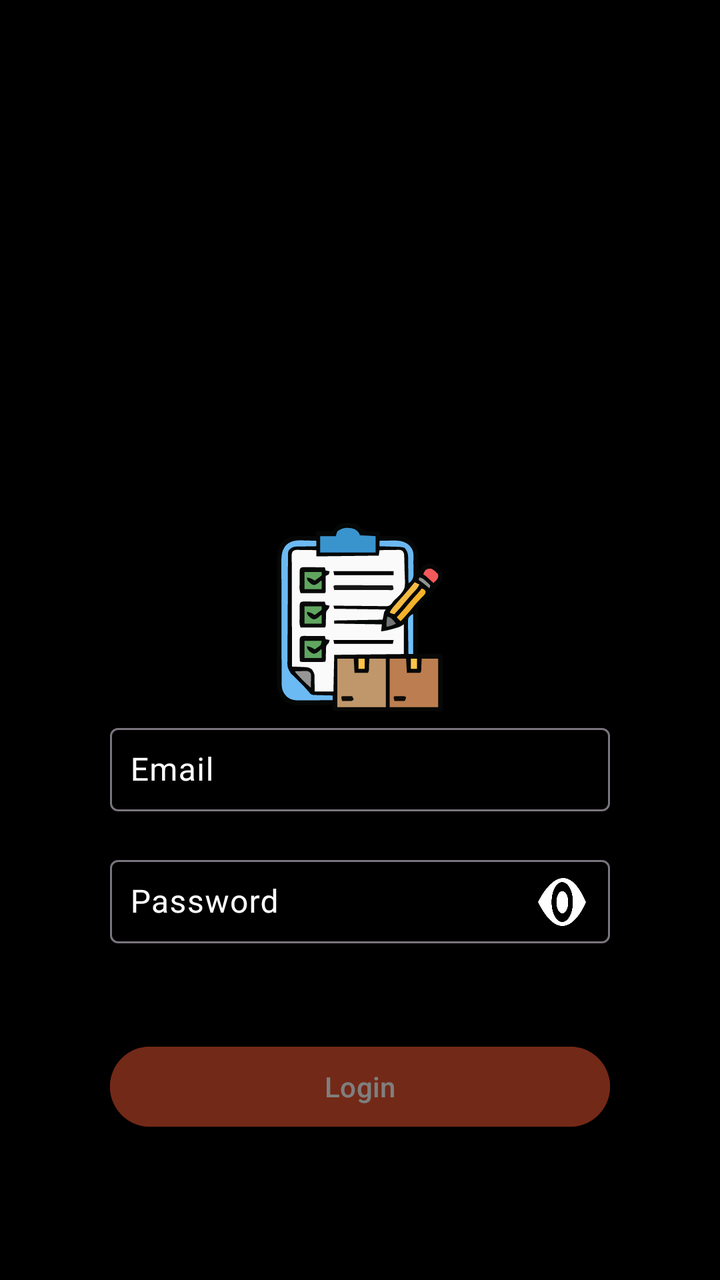
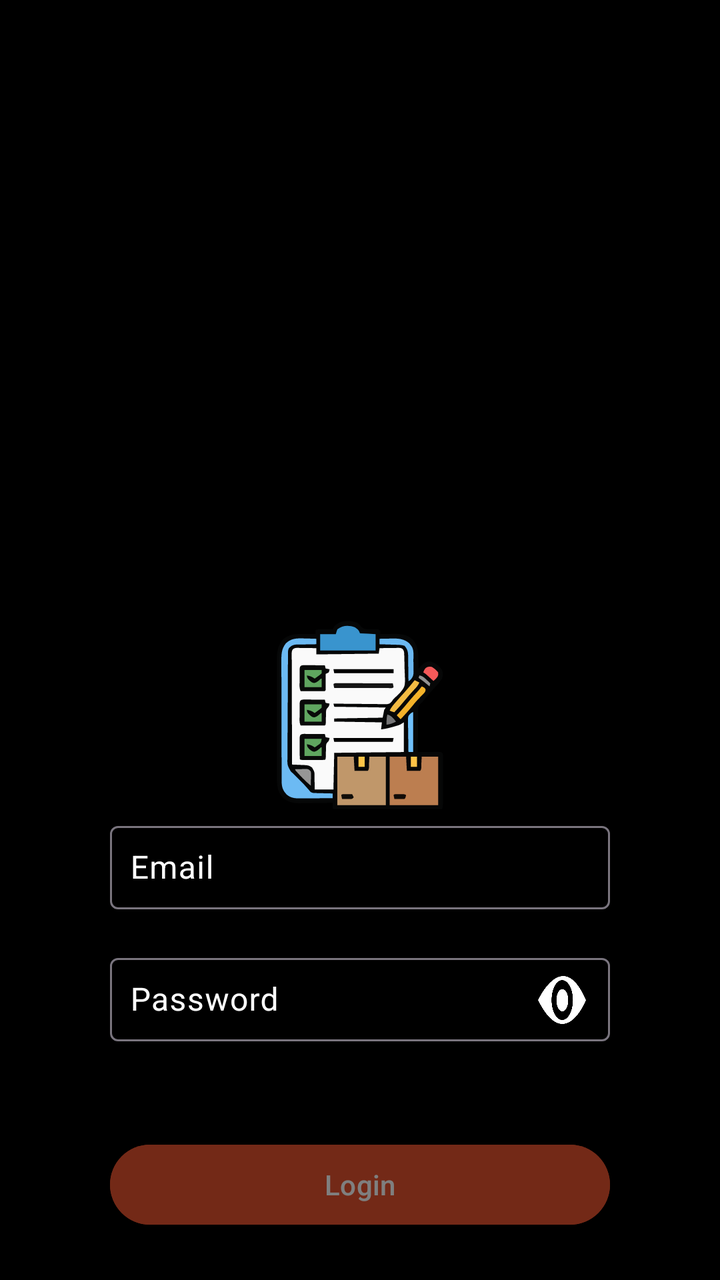

Screens rendered from an Android XML layout before and after an edit, with the pre-edit source and the edit as a unified diff.
<!-- AndroidManifest.xml: application theme Theme.InventoryApp -->
<!-- res/layout/activity_signin.xml -->
<?xml version="1.0" encoding="utf-8"?>
<layout xmlns:android="http://schemas.android.com/apk/res/android"
    xmlns:app="http://schemas.android.com/apk/res-auto"
    xmlns:tools="http://schemas.android.com/tools">

    <data>

    </data>

    <androidx.constraintlayout.widget.ConstraintLayout
        android:id="@+id/activity_signin"
        android:layout_width="match_parent"
        android:layout_height="match_parent"
        tools:context=".view.LoginActivity"
        android:background="@color/black">

        <ImageView
            android:id="@+id/imgLogin"
            android:layout_width="100dp"
            android:layout_height="100dp"
            android:layout_marginTop="50dp"
            android:contentDescription="@null"
            android:src="@drawable/ic_logo_widget"
            app:layout_constraintEnd_toEndOf="parent"
            app:layout_constraintStart_toStartOf="parent"
            app:layout_constraintTop_toTopOf="parent"
            app:layout_constraintBottom_toBottomOf="@+id/inputContainer"
            tools:layout_editor_absoluteY="150dp"/>

        <LinearLayout
            android:id="@+id/inputContainer"
            android:layout_width="wrap_content"
            android:layout_height="wrap_content"
            app:layout_constraintStart_toStartOf="parent"
            app:layout_constraintEnd_toEndOf="parent"
            app:layout_constraintTop_toBottomOf="@id/imgLogin"
            android:orientation="vertical">



            <com.google.android.material.textfield.TextInputLayout
                android:layout_width="wrap_content"
                android:layout_height="wrap_content"
                android:hint="@string/email_input"
                android:textColorHint="@color/white">
                <com.google.android.material.textfield.TextInputEditText
                    android:id="@+id/etEmail"
                    android:layout_width="250dp"
                    android:layout_height="wrap_content"
                    android:maxLength="40"
                    android:inputType="textEmailAddress"
                    android:padding="10dp"
                    android:textColor="@color/white"/>
                </com.google.android.material.textfield.TextInputLayout>

            <com.google.android.material.textfield.TextInputLayout
                android:id="@+id/passwordInputLayout"
                android:layout_width="wrap_content"
                android:layout_height="wrap_content"
                android:layout_marginTop="16dp"
                android:hint="@string/password"
                android:textColorHint="@color/white"


                app:errorTextColor="@color/red"
                app:endIconDrawable="@drawable/ic_eye_open"
                app:endIconTint="@color/white"
                app:endIconMode="custom"
                app:errorEnabled="true">


                <com.google.android.material.textfield.TextInputEditText
                    android:id="@+id/etPassword"
                    android:layout_width="250dp"
                    android:layout_height="wrap_content"
                    android:maxLength="10"
                    android:inputType="numberPassword"
                    android:padding="10dp"
                    android:textColor="@color/white"
                    android:digits="0123456789"
                    app:boxStrokeColor="@color/white"
                    app:boxStrokeWidth="2dp"
                    />

                <Button
                    android:id="@+id/btnLogin"
                    android:layout_width="250dp"
                    android:layout_height="wrap_content"
                    android:text="Login"
                    android:textAllCaps="false"
                    android:textColor="@color/white"
                    android:backgroundTint="@color/orange"
                    android:enabled="false"
                    android:alpha="0.5"
                    app:layout_constraintTop_toBottomOf="@+id/inputContainer"
                    app:layout_constraintStart_toStartOf="parent"
                    app:layout_constraintEnd_toEndOf="parent"
                    android:layout_marginTop="24dp"/>

            </com.google.android.material.textfield.TextInputLayout>

        </LinearLayout>


    </androidx.constraintlayout.widget.ConstraintLayout>
</layout>
<!-- resources referenced by this layout -->
<resources>
  <color name="black">#FF000000</color>
  <color name="orange">#e7522e</color>
  <color name="red">#FF2C2C</color>
  <color name="white">#FFFFFFFF</color>
  <!-- drawable ic_eye_open (drawable) -->
  <vector xmlns:android="http://schemas.android.com/apk/res/android"
      android:width="24dp"
      android:height="24dp"
      android:viewportWidth="1280"
      android:viewportHeight="662">
    <path
        android:pathData="M651.9,0.4c-0.2,0.2 -8.3,0.9 -17.9,1.6 -103.8,6.8 -199.7,33.5 -303.5,84.5 -85,41.8 -172.5,101.1 -250,169.3 -31.3,27.6 -78.5,73.8 -78.5,76.9 0,0.6 12.7,13.6 28.3,28.9 142,140.2 285.6,230.5 434.7,273.3 71.3,20.4 156.6,30.2 221.5,25.3 91.3,-6.8 166.3,-25.5 248.6,-62 118.6,-52.6 240.3,-144.5 330.8,-249.7 6.6,-7.7 12,-14.6 12.1,-15.4 0.1,-3.6 -42.9,-51.2 -78.4,-86.6 -42.4,-42.4 -70,-66.6 -109.6,-96.4 -117.3,-88.2 -241.2,-137.6 -369,-147.1 -8,-0.6 -19.2,-1.5 -25,-2 -10.3,-1 -43.3,-1.4 -44.1,-0.6zM689.8,59.9c51.2,7.9 98.2,28.3 138.2,60.1 12.4,9.8 32.8,30 42.4,42 23.2,28.9 41.6,64.7 51.1,99.5 20.8,75.9 6.9,156.7 -38.3,222.5 -19.8,28.9 -46.8,55.2 -76.8,75 -114.8,75.5 -268.4,60.1 -364.9,-36.5 -41.6,-41.7 -68.1,-94.4 -77.2,-153.5 -2.5,-16 -2.5,-57.7 -0.1,-73.7 2.5,-16.2 6.4,-32.8 10.9,-46.5 34.5,-104.2 128.2,-178.5 240.9,-190.7 14.9,-1.7 58.6,-0.6 73.8,1.8z"
        android:fillColor="@color/white"
        android:strokeColor="#00000000"/>
    <path
        android:pathData="M631.6,181.1c-37.6,4 -73.8,21.9 -99,49 -33.7,36.3 -47.8,84.6 -38.6,132.3 11.7,60.4 59.7,108.3 121.8,121.7 12.4,2.6 40.7,3.7 53.7,2 66.9,-8.8 120.2,-57.7 134.2,-123.1 2.6,-12.3 2.6,-46.9 -0.1,-59 -8.1,-37.3 -28.9,-69.7 -59,-92.2 -31.8,-23.8 -72.8,-34.9 -113,-30.7z"
        android:fillColor="@color/white"
        android:strokeColor="#00000000"/>
  </vector>
  <!-- drawable ic_logo_widget: vector/xml drawable (drawable, 19790 chars, omitted) -->
  <string name="email_input">Email</string>
  <string name="password">Password</string>
  <style name="Theme.InventoryApp" parent="Base.Theme.InventoryApp" />
  <style name="Base.Theme.InventoryApp" parent="Theme.Material3.DayNight.NoActionBar">
          
          
      </style>
</resources>

<!-- the commit's change to res/layout/activity_signin.xml (unified diff, before → after) -->
@@ -97,6 +97,25 @@
                     app:layout_constraintEnd_toEndOf="parent"
                     android:layout_marginTop="24dp"/>
 
+
+                <TextView
+                    android:id="@+id/tvRegister"
+                    android:layout_width="wrap_content"
+                    android:layout_height="wrap_content"
+                    android:layout_marginTop="10dp"
+                    android:alpha="0.5"
+                    android:clickable="true"
+                    android:enabled="false"
+                    android:paddingTop="12dp"
+                    android:layout_marginStart="73dp"
+                    android:text="Registrarse"
+                    android:textColor="#9EA1A1"
+                    android:textSize="20sp"
+                    app:layout_constraintEnd_toEndOf="parent"
+                    app:layout_constraintStart_toStartOf="parent"
+                    app:layout_constraintTop_toBottomOf="@+id/btnLogin" />
+
+
             </com.google.android.material.textfield.TextInputLayout>
 
         </LinearLayout>
